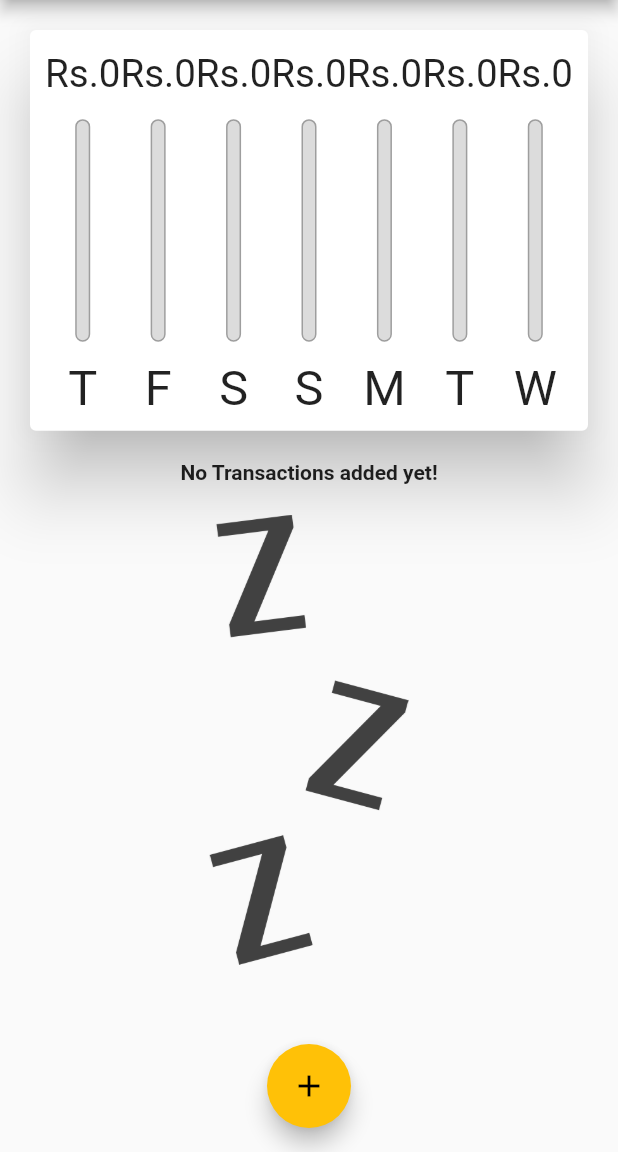
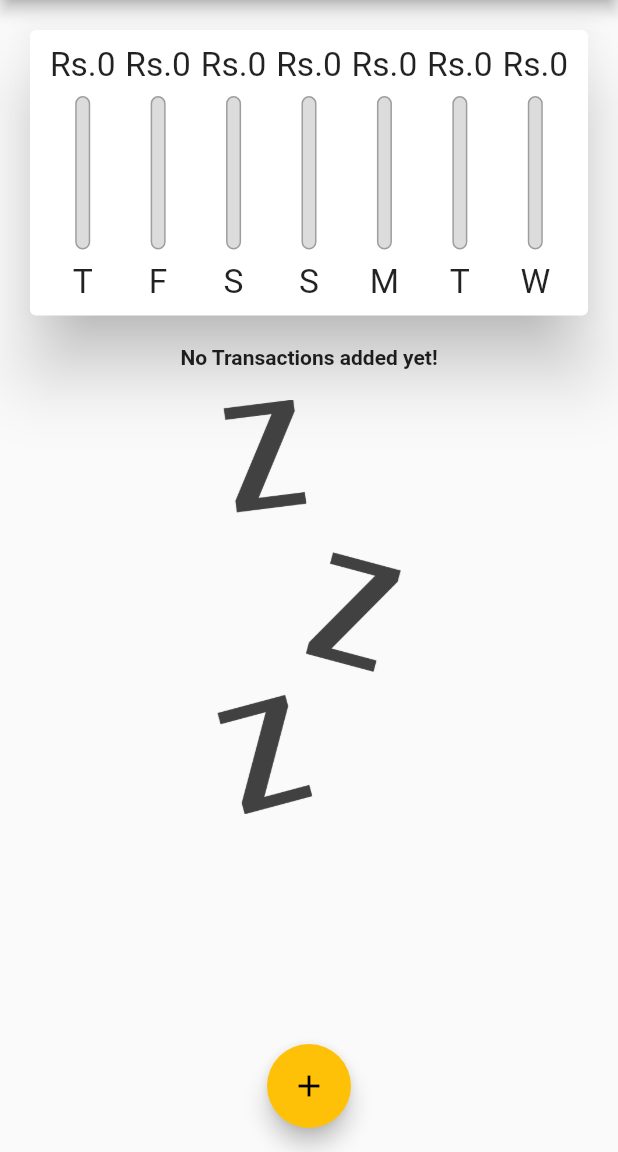
Before and after one commit to eddy1006/Personal-Expenses, a Flutter app: the screen it shows after launch, on a phone screen of 412 x 824 dp, the part 84-1236 px from its top. Run offline on Flutter 3.47's test engine with Material 2 defaults, Android fonts, the phone set to English and light mode, and no system bars.

```diff
--- a/lib/main.dart
+++ b/lib/main.dart
@@ -1,5 +1,3 @@
-import 'dart:html';
-
 import 'package:flutter/material.dart';
 import 'package:flutter/services.dart';
 import 'package:personal_expense_app/widgets/new_transaction.dart';
@@ -8,9 +6,9 @@ import './models/transaction.dart';
 import './widgets/chart.dart';
 
 void main() {
-  WidgetsFlutterBinding.ensureInitialized();
-  SystemChrome.setPreferredOrientations(
-      [DeviceOrientation.portraitUp, DeviceOrientation.portraitDown]);
+  // WidgetsFlutterBinding.ensureInitialized();
+  // SystemChrome.setPreferredOrientations(
+  //     [DeviceOrientation.portraitUp, DeviceOrientation.portraitDown]);
   runApp(MyApp());
 }
 
@@ -88,6 +86,8 @@ class _MyHomePageState extends State<MyHomePage> {
     }).toList();
   }
 
+  bool _showChart = false;
+
   @override
   Widget build(BuildContext context) {
     final appBar = AppBar(
@@ -101,6 +101,14 @@ class _MyHomePageState extends State<MyHomePage> {
             icon: Icon(Icons.add))
       ],
     );
+    final isLandscape =
+        MediaQuery.of(context).orientation == Orientation.landscape;
+    final txList = Container(
+        height: (MediaQuery.of(context).size.height -
+                appBar.preferredSize.height -
+                MediaQuery.of(context).padding.top) *
+            0.6,
+        child: TransactionList(_userTransactions, _deleteTrans));
     return Scaffold(
       appBar: appBar,
       body: SingleChildScrollView(
@@ -108,18 +116,37 @@ class _MyHomePageState extends State<MyHomePage> {
           mainAxisAlignment: MainAxisAlignment.start,
           crossAxisAlignment: CrossAxisAlignment.stretch,
           children: [
+            if (isLandscape)
+              Row(
+                mainAxisAlignment: MainAxisAlignment.center,
+                children: [
+                  Text('Show Chart'),
+                  Switch(
+                      value: _showChart,
+                      onChanged: (val) {
+                        setState(() {
+                          _showChart = val;
+                        });
+                      })
+                ],
+              ),
+            if (!isLandscape)
               Container(
                   height: (MediaQuery.of(context).size.height -
                           appBar.preferredSize.height -
                           MediaQuery.of(context).padding.top) *
-                    0.4,
+                      0.3,
                   child: Chart(_recentTransactions)),
-            Container(
+            if (!isLandscape) txList,
+            if (isLandscape)
+              _showChart
+                  ? Container(
                       height: (MediaQuery.of(context).size.height -
                               appBar.preferredSize.height -
                               MediaQuery.of(context).padding.top) *
-                    0.6,
-                child: TransactionList(_userTransactions, _deleteTrans)),
+                          0.7,
+                      child: Chart(_recentTransactions))
+                  : txList,
           ],
         ),
       ),
--- a/lib/widgets/transaction_list.dart
+++ b/lib/widgets/transaction_list.dart
@@ -10,7 +10,8 @@ class TransactionList extends StatelessWidget {
   Widget build(BuildContext context) {
     return Container(
       child: transactions.isEmpty
-          ? Column(
+          ? LayoutBuilder(builder: (ctx, constraints) {
+              return Column(
                 children: [
                   Text(
                     'No Transactions added yet!',
@@ -20,13 +21,14 @@ class TransactionList extends StatelessWidget {
                     height: 20,
                   ),
                   Container(
-                    height: 300,
+                      height: constraints.maxHeight * 0.6,
                       child: Image.asset(
                         'assets/fonts/images/waiting.png',
                         fit: BoxFit.contain,
                       )),
                 ],
-            )
+              );
+            })
           : ListView.builder(
               itemCount: transactions.length,
               itemBuilder: (ctx, index) {
```
Lines whose indentation alone changed are shown as unchanged.
